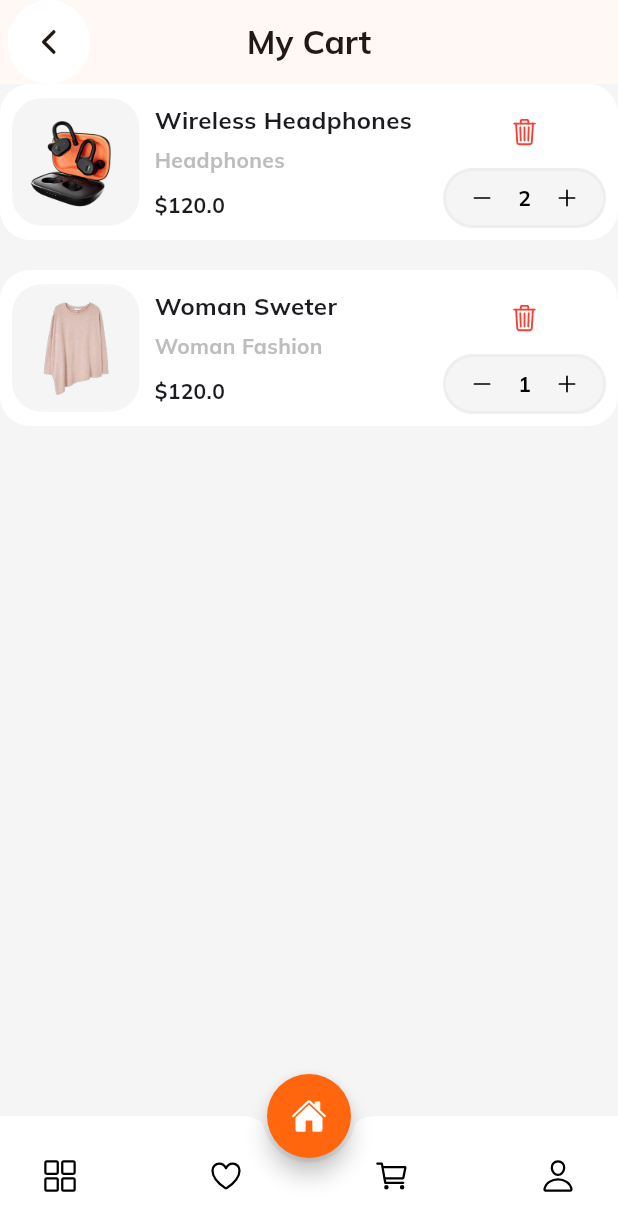
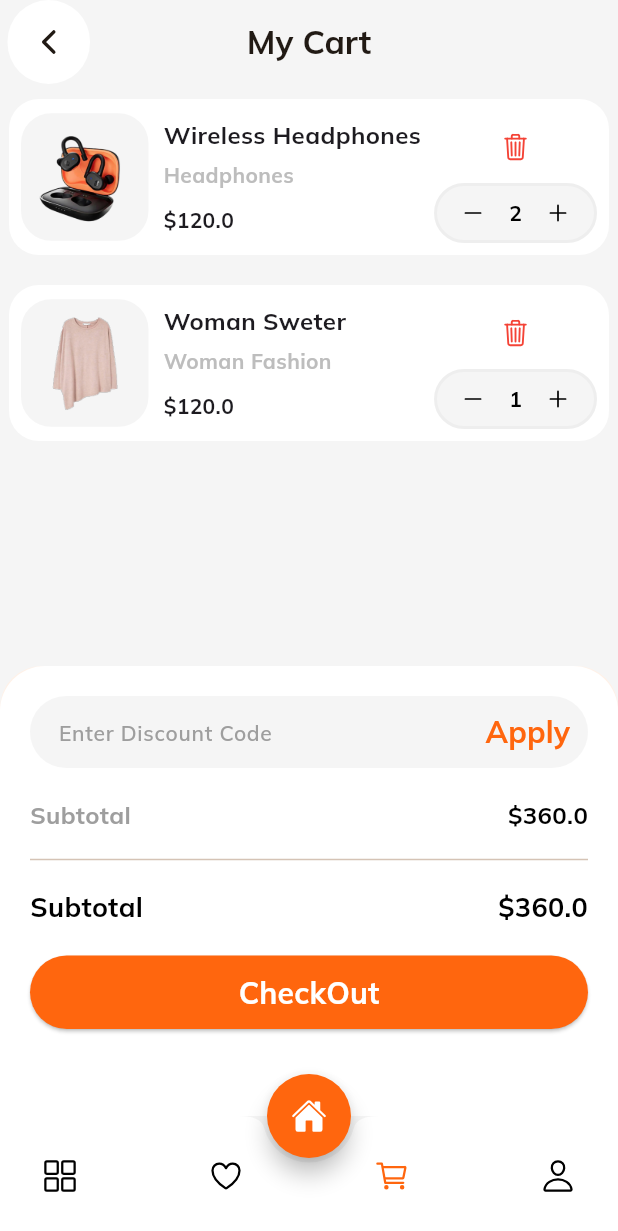
Before and after one commit to MohmaedSobhy/Shop_App_UI, a Flutter app: the screen it shows after launch, item 3 of the bottom bar chosen, on a phone screen of 412 x 824 dp. Shown: the top 1231 px of the screen. Run offline on Flutter 3.47's test engine with Material 3 defaults, Android fonts, the phone set to English and light mode, and no system bars; our stand-ins replace go_router, google_fonts, ionicons.

Commit message:
Initial Commit

```diff
--- a/lib/feature/cart/data/model/cart_item.dart
+++ b/lib/feature/cart/data/model/cart_item.dart
@@ -14,3 +14,11 @@ List<CartItem> cartItems = [
   CartItem(quantity: 2, product: products[0]),
   CartItem(quantity: 1, product: products[1]),
 ];
+
+double getTotalPrice() {
+  double totalPrice = 0;
+  for (CartItem item in cartItems) {
+    totalPrice += (item.quantity * item.product.price);
+  }
+  return totalPrice;
+}
--- a/lib/feature/cart/presentation/screens/cart_screen.dart
+++ b/lib/feature/cart/presentation/screens/cart_screen.dart
@@ -1,6 +1,8 @@
 import 'package:flutter/material.dart';
 import 'package:ionicons/ionicons.dart';
 import 'package:shop_ui/feature/cart/presentation/view/cart_body_view.dart';
+
+import '../view/bottom_sheet_view.dart';
 
 class CartScreen extends StatelessWidget {
   const CartScreen({super.key});
@@ -29,7 +31,11 @@ class CartScreen extends StatelessWidget {
           ),
         ),
       ),
-      body: const CartBodyView(),
+      bottomSheet: const BottomSheetView(),
+      body: const Padding(
+        padding: EdgeInsets.only(top: 10),
+        child: CartBodyView(),
+      ),
     );
   }
 }
--- /dev/null
+++ b/lib/feature/cart/presentation/view/bottom_sheet_view.dart
@@ -0,0 +1,94 @@
+import 'package:flutter/material.dart';
+import 'package:shop_ui/core/theme/colors.dart';
+import 'package:shop_ui/feature/cart/data/model/cart_item.dart';
+import 'package:shop_ui/feature/cart/presentation/widgets/custome_text_field.dart';
+
+class BottomSheetView extends StatelessWidget {
+  const BottomSheetView({super.key});
+
+  @override
+  Widget build(BuildContext context) {
+    return Container(
+      height: 300,
+      width: double.infinity,
+      padding: const EdgeInsets.all(20),
+      decoration: const BoxDecoration(
+        color: Colors.white,
+        borderRadius: BorderRadius.only(
+          topLeft: Radius.circular(30),
+          topRight: Radius.circular(30),
+        ),
+      ),
+      child: Column(
+        crossAxisAlignment: CrossAxisAlignment.start,
+        children: [
+          const CustomeTextField(),
+          const SizedBox(height: 20),
+          Row(
+            mainAxisAlignment: MainAxisAlignment.spaceBetween,
+            children: [
+              const Text(
+                'Subtotal',
+                style: TextStyle(
+                  fontSize: 16,
+                  fontWeight: FontWeight.bold,
+                  color: Colors.grey,
+                ),
+              ),
+              Text(
+                '\$${getTotalPrice()}',
+                style: const TextStyle(
+                  fontSize: 16,
+                  fontWeight: FontWeight.bold,
+                  color: Colors.black,
+                ),
+              )
+            ],
+          ),
+          const SizedBox(height: 10),
+          const Divider(),
+          const SizedBox(height: 10),
+          Row(
+            mainAxisAlignment: MainAxisAlignment.spaceBetween,
+            children: [
+              const Text(
+                'Subtotal',
+                style: TextStyle(
+                  fontSize: 18,
+                  fontWeight: FontWeight.bold,
+                  color: Colors.black,
+                ),
+              ),
+              Text(
+                '\$${getTotalPrice()}',
+                style: const TextStyle(
+                  fontSize: 18,
+                  fontWeight: FontWeight.bold,
+                  color: Colors.black,
+                ),
+              )
+            ],
+          ),
+          const SizedBox(height: 20),
+          ElevatedButton(
+            onPressed: () {},
+            style: ElevatedButton.styleFrom(
+                backgroundColor: AppColor.kprimaryColor,
+                minimumSize: const Size(double.infinity, 10)),
+            child: const Padding(
+              padding: EdgeInsets.all(10),
+              child: Text(
+                'CheckOut',
+                style: TextStyle(
+                  color: Colors.white,
+                  fontWeight: FontWeight.bold,
+                  fontSize: 20,
+                ),
+              ),
+            ),
+          )
+        ],
+      ),
+    );
+  }
+}
--- a/lib/feature/cart/presentation/view/cart_body_view.dart
+++ b/lib/feature/cart/presentation/view/cart_body_view.dart
@@ -8,7 +8,9 @@ class CartBodyView extends StatelessWidget {
 
   @override
   Widget build(BuildContext context) {
-    return ListView.separated(
+    return Padding(
+      padding: const EdgeInsets.symmetric(horizontal: 6),
+      child: ListView.separated(
         itemCount: cartItems.length,
         itemBuilder: (context, index) {
           return CartItemWidget(
@@ -18,6 +20,7 @@ class CartBodyView extends StatelessWidget {
         separatorBuilder: (context, index) {
           return const SizedBox(height: 20);
         },
+      ),
     );
   }
 }
--- a/lib/feature/cart/presentation/widgets/cart_item_widget.dart
+++ b/lib/feature/cart/presentation/widgets/cart_item_widget.dart
@@ -73,10 +73,7 @@ class CartItemWidget extends StatelessWidget {
                   ],
                 ),
               ),
-              Positioned(
-                top: 5,
-                right: 5,
-                child: Column(
+              Column(
                 children: [
                   IconButton(
                     onPressed: () {},
@@ -126,7 +123,6 @@ class CartItemWidget extends StatelessWidget {
                   )
                 ],
               ),
-              ),
             ],
           ),
         ),
--- /dev/null
+++ b/lib/feature/cart/presentation/widgets/custome_text_field.dart
@@ -0,0 +1,41 @@
+import 'package:flutter/material.dart';
+import 'package:shop_ui/core/theme/colors.dart';
+
+class CustomeTextField extends StatelessWidget {
+  const CustomeTextField({super.key});
+
+  @override
+  Widget build(BuildContext context) {
+    return TextField(
+      decoration: InputDecoration(
+        border: OutlineInputBorder(
+          borderRadius: BorderRadius.circular(30),
+          borderSide: BorderSide.none,
+        ),
+        contentPadding: const EdgeInsets.symmetric(
+          vertical: 5,
+          horizontal: 15,
+        ),
+        filled: true,
+        fillColor: AppColor.kcontentColor,
+        hintText: 'Enter Discount Code',
+        hintStyle: const TextStyle(
+          fontSize: 14,
+          fontWeight: FontWeight.w600,
+          color: Colors.grey,
+        ),
+        suffixIcon: TextButton(
+          onPressed: () {},
+          child: const Text(
+            'Apply',
+            style: TextStyle(
+              fontSize: 20,
+              color: AppColor.kprimaryColor,
+              fontWeight: FontWeight.bold,
+            ),
+          ),
+        ),
+      ),
+    );
+  }
+}
--- a/lib/feature/home/presentation/layout/main_screen.dart
+++ b/lib/feature/home/presentation/layout/main_screen.dart
@@ -53,9 +53,11 @@ class _MainScreenState extends State<MainScreen> {
                   currentScreen = 0;
                 });
               },
-              icon: const Icon(
+              icon: Icon(
                 Ionicons.grid_outline,
-                color: Colors.black,
+                color: (currentScreen == 0)
+                    ? AppColor.kprimaryColor
+                    : Colors.black,
               ),
             ),
             IconButton(
@@ -64,9 +66,11 @@ class _MainScreenState extends State<MainScreen> {
                   currentScreen = 1;
                 });
               },
-              icon: const Icon(
+              icon: Icon(
                 Ionicons.heart_outline,
-                color: Colors.black,
+                color: (currentScreen == 1)
+                    ? AppColor.kprimaryColor
+                    : Colors.black,
               ),
             ),
             IconButton(
@@ -75,9 +79,11 @@ class _MainScreenState extends State<MainScreen> {
                   currentScreen = 3;
                 });
               },
-              icon: const Icon(
+              icon: Icon(
                 Ionicons.cart_outline,
-                color: Colors.black,
+                color: (currentScreen == 3)
+                    ? AppColor.kprimaryColor
+                    : Colors.black,
               ),
             ),
             IconButton(
@@ -86,9 +92,11 @@ class _MainScreenState extends State<MainScreen> {
                   currentScreen = 4;
                 });
               },
-              icon: const Icon(
+              icon: Icon(
                 Ionicons.person_outline,
-                color: Colors.black,
+                color: (currentScreen == 4)
+                    ? AppColor.kprimaryColor
+                    : Colors.black,
               ),
             ),
           ],
--- a/lib/shop_app.dart
+++ b/lib/shop_app.dart
@@ -15,6 +15,7 @@ class ShopApp extends StatelessWidget {
         scaffoldBackgroundColor: AppColor.kcontentColor,
         appBarTheme: const AppBarTheme(
           centerTitle: true,
+          backgroundColor: AppColor.kcontentColor,
         ),
         colorScheme: ColorScheme.fromSeed(
           seedColor: Colors.orange,
```
Lines whose indentation alone changed are shown as unchanged.
